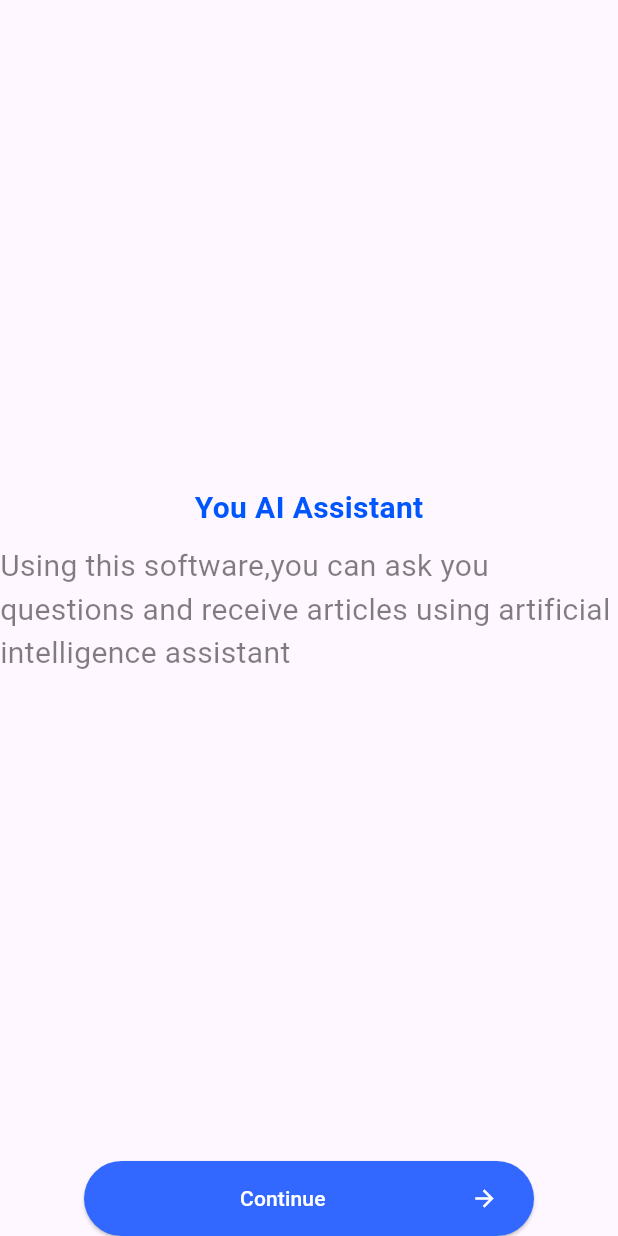
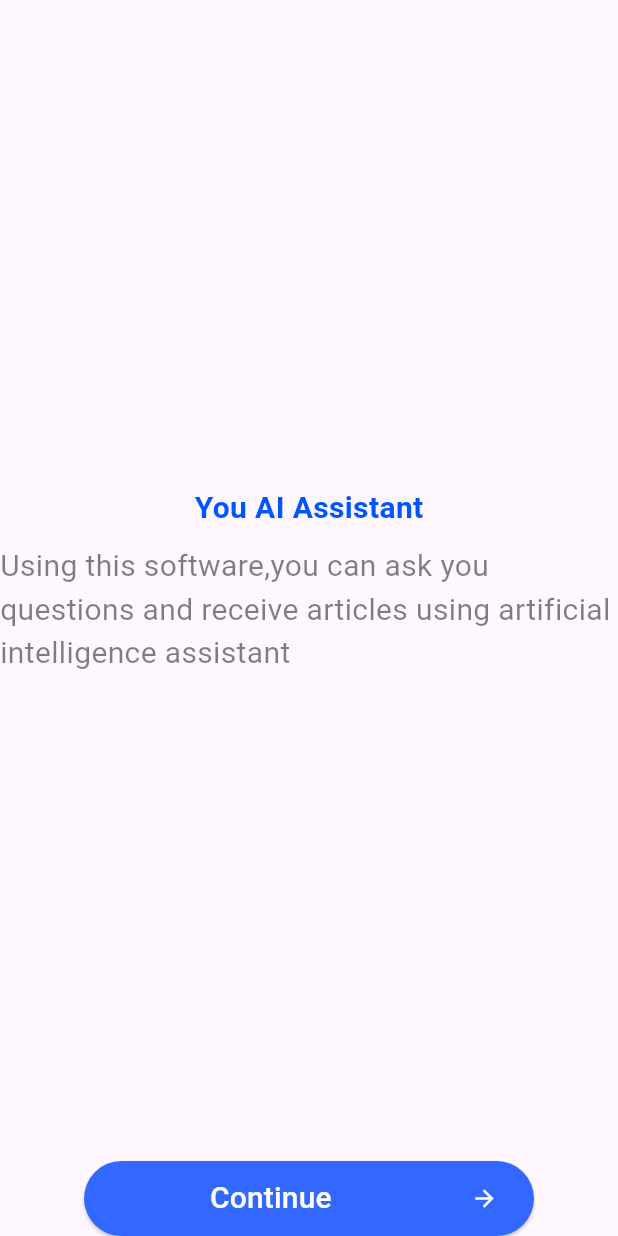
Before and after one commit to Flutter-gg-1/Assignment-11, a Flutter app: the screen it shows after launch, on a phone screen of 412 x 824 dp. Run offline on Flutter 3.47's test engine with Material 3 defaults, Android fonts, the phone set to English and light mode, and no system bars.

Commit message:
UPD Page 1 versoin 0.0.2

```diff
--- a/lib/common/reuse_widgets.dart
+++ b/lib/common/reuse_widgets.dart
@@ -48,7 +48,7 @@ class myButton extends StatelessWidget {
   final IconData? icon;
   final EdgeInsetsGeometry padding;
   const myButton({
-    Key? key,
+    super.key,
     required this.text,
     required this.onPressed,
     this.backgroundColorForButton,
@@ -58,7 +58,7 @@ class myButton extends StatelessWidget {
     this.mainAxisAlignment = MainAxisAlignment.center,
     this.icon,
     required this.padding,
-  }) : super(key: key);
+  });
 
   @override
   Widget build(BuildContext context) {
--- a/lib/main.dart
+++ b/lib/main.dart
@@ -11,6 +11,7 @@ class MainApp extends StatelessWidget {
   @override
   Widget build(BuildContext context) {
     return const MaterialApp(
+      debugShowCheckedModeBanner: false,
       home: HomeScreen(),
     );
   }
--- a/lib/pages/page_1.dart
+++ b/lib/pages/page_1.dart
@@ -30,28 +30,19 @@ class AIAssistant extends StatelessWidget {
               ),
             ),
             const Spacer(),
-            SizedBox(
-              width: 300,
-              height: 50,
-              child: ElevatedButton(
-                style: ElevatedButton.styleFrom(
-                  backgroundColor: const Color.fromRGBO(50, 104, 255, 1),
-                ),
-                onPressed: () {
-                  context.goTo(const ChatGPTPage());
-                },
-                child: const Padding(
-                  padding: EdgeInsets.only(left: 80),
-                  child: Row(
-                    mainAxisAlignment: MainAxisAlignment.spaceBetween,
-                    children: [
-                      Text('Continue', style: TextStyle(color: Colors.white)),
-                      Icon(Icons.arrow_forward, color: Colors.white),
-                    ],
-                  ),
-                ),
-              ),
-            ),
+            myButton(
+              onPressed: () {
+                context.goTo(const ChatGPTPage());
+              },
+              padding: const EdgeInsets.only(left: 60),
+              icon: Icons.arrow_forward,
+              backgroundColorForButton: const Color.fromRGBO(50, 104, 255, 1),
+              iconColor: Colors.white,
+              text: 'Continue',
+              fontSize: 20,
+              textColor: Colors.white,
+              mainAxisAlignment: MainAxisAlignment.spaceBetween,
+            )
           ],
         ),
       ),
```
